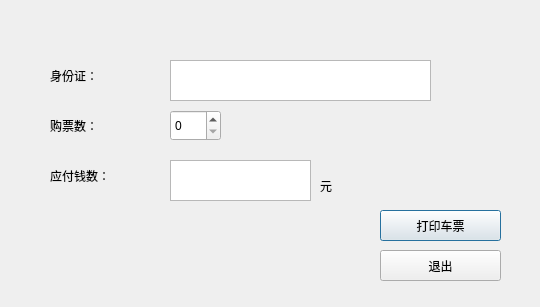
This is SellUI.ui in qiu-star/TicketManagementSystem as Qt 5 draws it before an edit. The edited form follows.
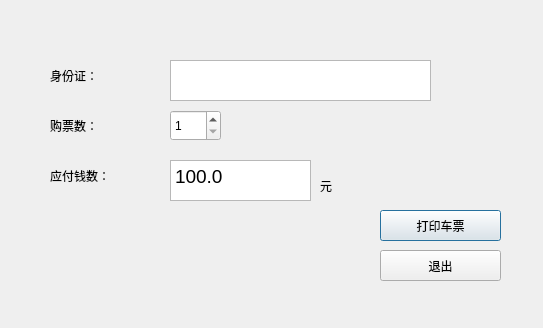
This is the edited form.

The edit to the form file:
```diff
--- a/SellUI.ui
+++ b/SellUI.ui
@@ -6,8 +6,8 @@
    <rect>
     <x>0</x>
     <y>0</y>
-    <width>540</width>
-    <height>307</height>
+    <width>543</width>
+    <height>328</height>
    </rect>
   </property>
   <property name="windowTitle">
@@ -41,6 +41,9 @@
    <property name="styleSheet">
     <string notr="true">font: 14pt &quot;微软雅黑&quot;;</string>
    </property>
+   <property name="minimum">
+    <number>1</number>
+   </property>
   </widget>
   <widget class="QLabel" name="label_2">
    <property name="geometry">
@@ -111,7 +114,7 @@
 &lt;html&gt;&lt;head&gt;&lt;meta name=&quot;qrichtext&quot; content=&quot;1&quot; /&gt;&lt;style type=&quot;text/css&quot;&gt;
 p, li { white-space: pre-wrap; }
 &lt;/style&gt;&lt;/head&gt;&lt;body style=&quot; font-family:'微软雅黑'; font-size:14pt; font-weight:400; font-style:normal;&quot;&gt;
-&lt;p style=&quot;-qt-paragraph-type:empty; margin-top:0px; margin-bottom:0px; margin-left:0px; margin-right:0px; -qt-block-indent:0; text-indent:0px;&quot;&gt;&lt;br /&gt;&lt;/p&gt;&lt;/body&gt;&lt;/html&gt;</string>
+&lt;p style=&quot; margin-top:0px; margin-bottom:0px; margin-left:0px; margin-right:0px; -qt-block-indent:0; text-indent:0px;&quot;&gt;100.0&lt;/p&gt;&lt;/body&gt;&lt;/html&gt;</string>
    </property>
   </widget>
   <widget class="QLabel" name="label_4">
```
Left out of the diff: 3 changed lines with no effect on the pictures.
